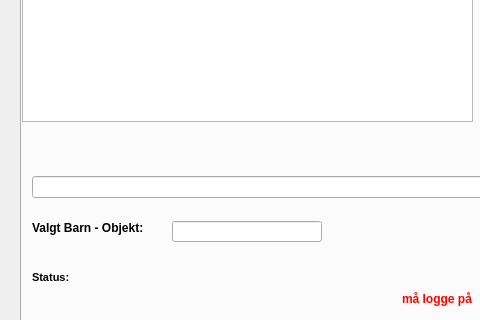
Before: the Qt Designer form more_window.ui in JACCCostring/NVDBPlugin, drawn with Qt 5; both pictures show x 0 to 480 and y 205 to 525 of the 637 by 725 pixel window.
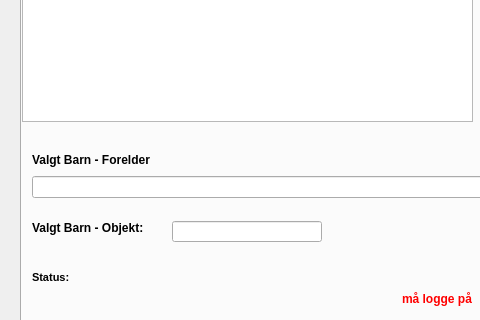
After: the same form once the commit is applied. Icons and pictures are not drawn.

Patch:
```diff
--- a/more_window.ui
+++ b/more_window.ui
@@ -251,6 +251,31 @@
       <bool>true</bool>
      </property>
     </widget>
+    <widget class="QWidget" name="verticalLayoutWidget_5">
+     <property name="geometry">
+      <rect>
+       <x>10</x>
+       <y>310</y>
+       <width>183</width>
+       <height>18</height>
+      </rect>
+     </property>
+     <layout class="QVBoxLayout" name="verticalLayout_5">
+      <item>
+       <widget class="QLabel" name="label_3">
+        <property name="font">
+         <font>
+          <weight>75</weight>
+          <bold>true</bold>
+         </font>
+        </property>
+        <property name="text">
+         <string>Valgt Barn - Forelder </string>
+        </property>
+       </widget>
+      </item>
+     </layout>
+    </widget>
    </widget>
   </widget>
   <widget class="QWidget" name="horizontalLayoutWidget">
```
